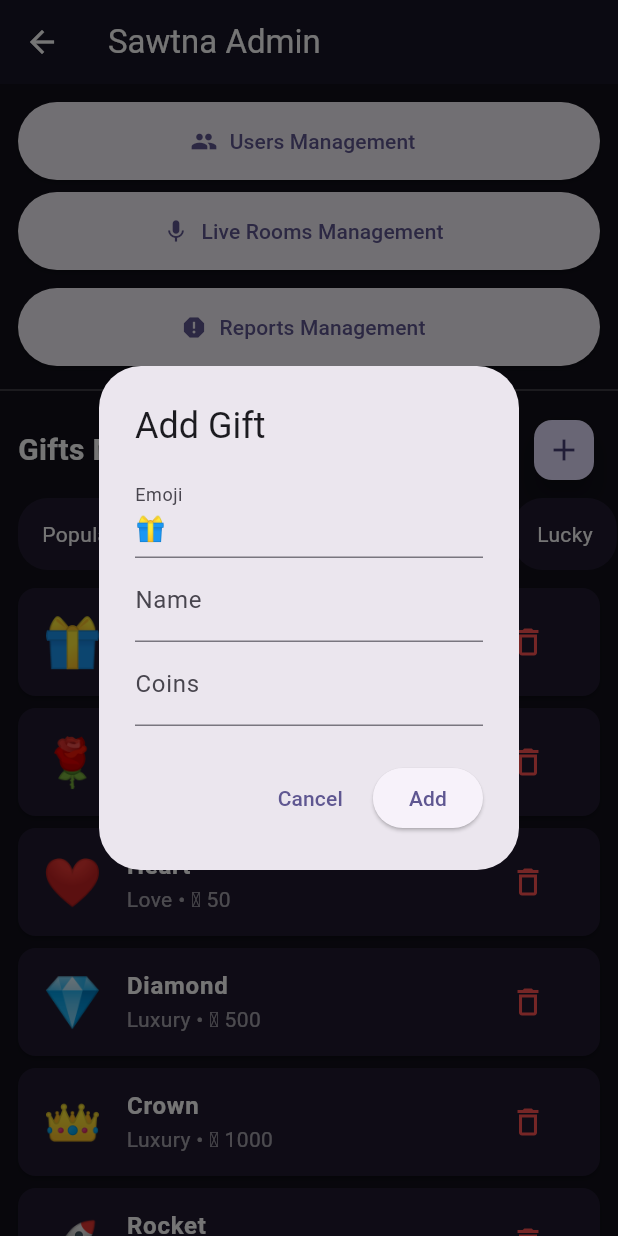
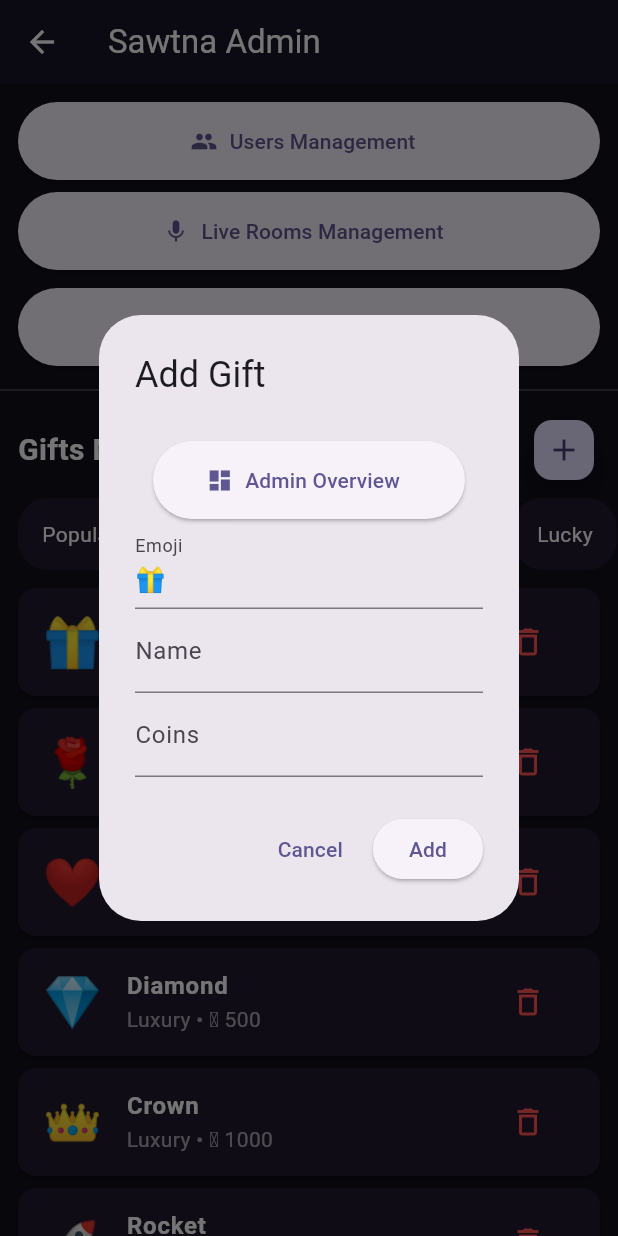
Before and after one commit to Amrkhattap1986/sawtna_test, a Flutter app: the screen it shows after launch, item 4 of the bottom bar chosen, after a tap on the "add" icon, on a phone screen of 412 x 824 dp. Run offline on Flutter 3.47's test engine with Material 3 defaults, Android fonts, the phone set to English and light mode, and no system bars; Roboto replaces fonts that are missing (sans).

Commit message:
Add admin overview statistics

```diff
--- a/lib/admin/admin_dashboard.dart
+++ b/lib/admin/admin_dashboard.dart
@@ -2,6 +2,7 @@ import 'package:flutter/material.dart';
 import 'admin_users.dart';
 import 'admin_rooms.dart';
 import 'admin_reports.dart';
+import 'admin_overview.dart';
 
 class AdminDashboard extends StatefulWidget {
   const AdminDashboard({super.key});
@@ -43,6 +44,26 @@ class _AdminDashboardState extends State<AdminDashboard> {
           content: Column(
             mainAxisSize: MainAxisSize.min,
             children: [
+          Padding(
+            padding: const EdgeInsets.fromLTRB(12, 12, 12, 4),
+            child: SizedBox(
+              width: double.infinity,
+              height: 52,
+              child: ElevatedButton.icon(
+                onPressed: () {
+                  Navigator.push(
+                    context,
+                    MaterialPageRoute(
+                      builder: (context) => const AdminOverview(),
+                    ),
+                  );
+                },
+                icon: const Icon(Icons.dashboard),
+                label: const Text('Admin Overview'),
+              ),
+            ),
+          ),
+
               TextField(
                 controller: emoji,
                 decoration: const InputDecoration(labelText: 'Emoji'),
```
Also changed, not shown: lib/admin/admin_overview.dart (added, +72 -0 lines).
